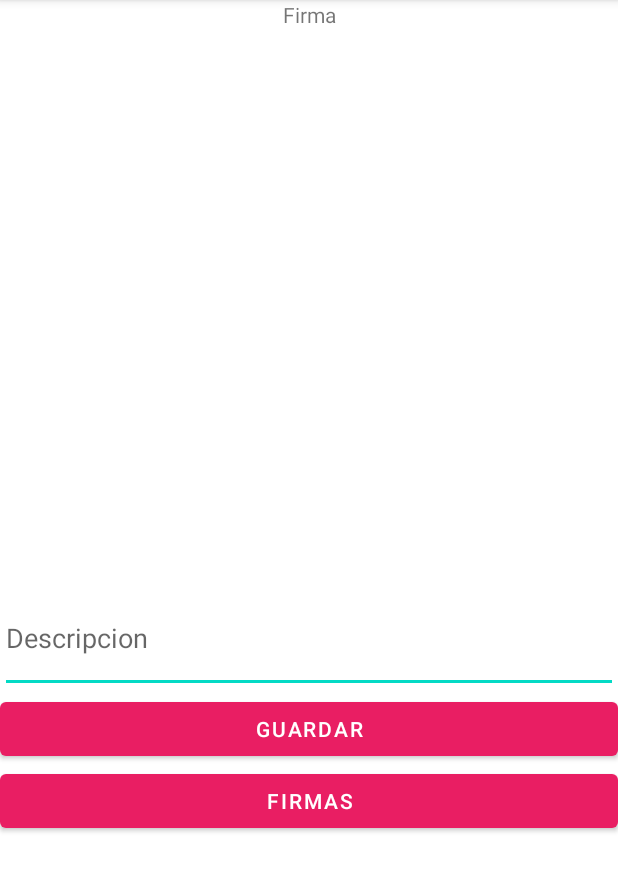
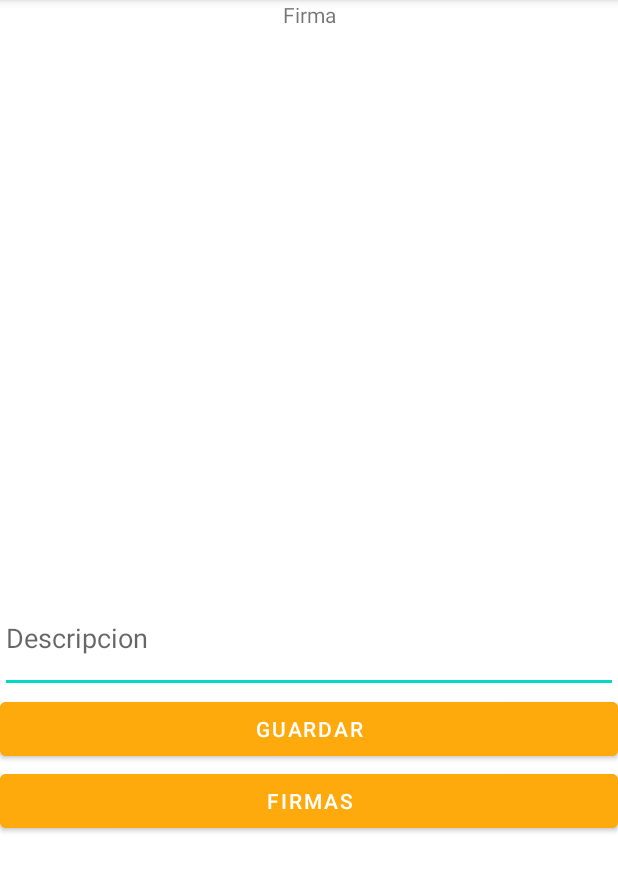
Before and after one commit to hsosa9/Ejercicio2.4, an Android app: the screen it shows after launch (MainActivity), on a phone screen of 412 x 824 dp, the part 84-974 px from its top. Run offline under Robolectric (Android 15) with nearby library versions, the phone set to English and light mode, and no system bars.

Commit message:
Ejercicio 2.4

```diff
--- a/app/src/main/res/layout/activity_main.xml
+++ b/app/src/main/res/layout/activity_main.xml
@@ -4,6 +4,8 @@
     xmlns:tools="http://schemas.android.com/tools"
     android:layout_width="match_parent"
     android:layout_height="match_parent"
+    android:background="#FFFFFF"
+    android:backgroundTint="#FFFFFF"
     android:orientation="vertical">
     tools:context=".MainActivity">
 
@@ -21,7 +23,8 @@
     <com.example.ejercicio24breng.Lienzo
         android:id="@+id/viewfirma"
         android:layout_width="match_parent"
-        android:layout_height="383dp"/>
+        android:layout_height="383dp" />
+
     <LinearLayout
         android:layout_width="match_parent"
         android:layout_height="wrap_content"
@@ -40,10 +43,13 @@
             android:id="@+id/btnguardar"
             android:layout_width="match_parent"
             android:layout_height="wrap_content"
-            android:text="Guardar"/>
+            android:backgroundTint="?android:attr/colorPressedHighlight"
+            android:backgroundTintMode="src_atop"
+            android:text="@string/btn_Guar"/>
 
         <Button
             android:id="@+id/btngaleria"
+            android:backgroundTint="?android:attr/colorPressedHighlight"
             android:layout_width="match_parent"
             android:layout_height="wrap_content"
             android:text="@string/btn_Fir" />
--- a/app/src/main/res/layout/sign_card.xml
+++ b/app/src/main/res/layout/sign_card.xml
@@ -43,7 +43,7 @@
                 android:layout_alignParentTop="true"
                 android:layout_marginLeft="10dp"
                 android:layout_toRightOf="@+id/txtdescripcion"
-                android:text="Large Text"
+                android:text="@string/txt_lar"
                 android:textAppearance="?android:attr/textAppearanceLarge"
                 android:textSize="18sp" />
         </LinearLayout>
--- a/app/src/main/res/values/strings.xml
+++ b/app/src/main/res/values/strings.xml
@@ -5,5 +5,6 @@
     <string name="txt_Desc">Descripcion</string>
     <string name="txt_Firma">Firma</string>
     <string name="btn_Fir">FIRMAS</string>
+    <string name="txt_lar">Large</string>
 
     </resources>
```
